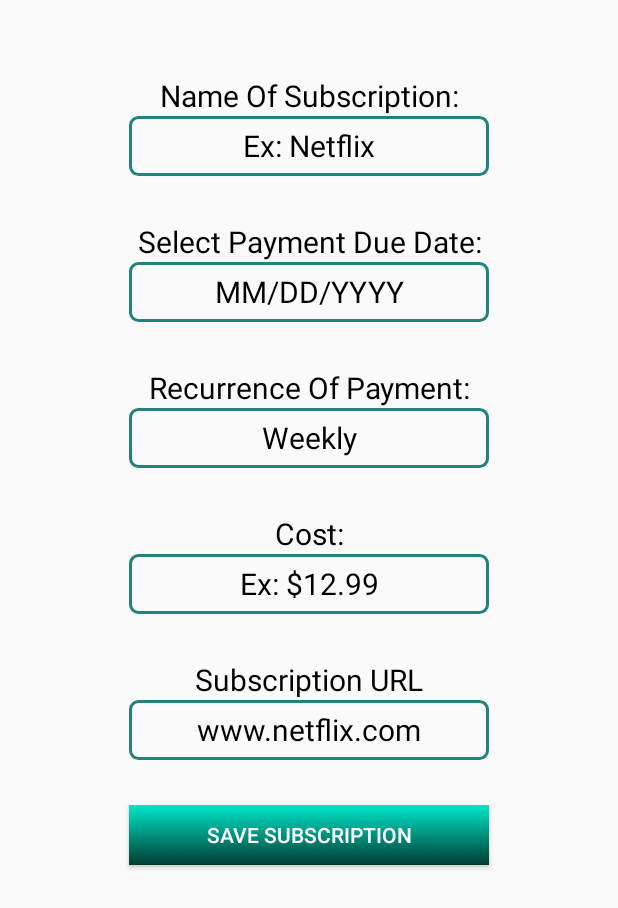
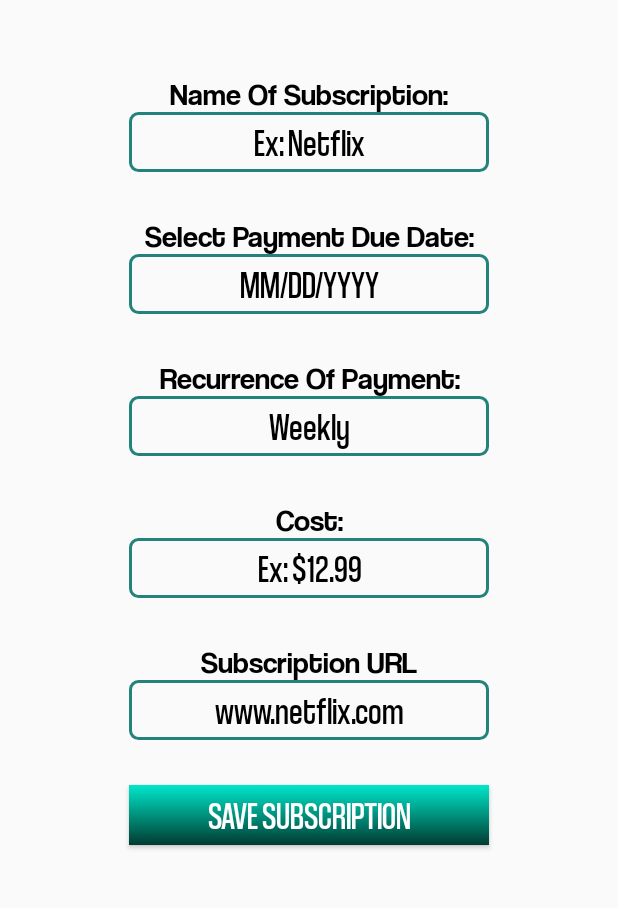
Before and after one commit to c-torres05/SubMerge, an Android app: the Edit screen opened directly, with no data from a screen before it, on a phone screen of 412 x 824 dp. Shown: the top 908 px of the screen. Run offline under Robolectric (Android 15) with nearby library versions, the light colour scheme and no system bars; libraries missing offline, so code that uses them is left out: com.mongodb.client, com.mongodb.lang, com.mongodb.stitch, org.bson, org.bson.codecs and 1 more; 1 statement that could not run was skipped.

Commit message:
New Sprint 3 Branch. Unsubscribe + Font

```diff
--- /dev/null
+++ b/app/src/main/res/font/font.xml
@@ -0,0 +1,19 @@
+<?xml version="1.0" encoding="utf-8"?>
+<font-family xmlns:android="http://schemas.android.com/apk/res/android"
+    xmlns:app="http://schemas.android.com/apk/res-auto">
+    xmlns:app="http://schemas.android.com/apk/res-auto">
+
+    <!-- regular -->
+    <font
+        android:font="@font/coolvetica_rg"
+        android:fontStyle="normal"
+        android:fontWeight="400" />
+
+    <!-- condensed -->
+    <font
+
+        app:font="@font/coolvetica_condensed"
+        app:fontStyle="normal"
+        app:fontWeight="400" />
+
+</font-family>
--- a/app/src/main/res/layout/edit.xml
+++ b/app/src/main/res/layout/edit.xml
@@ -21,6 +21,7 @@
             android:layout_width="240dp"
             android:layout_height="wrap_content"
             android:layout_gravity="center"
+            android:fontFamily="@font/coolvetica_rg"
             android:gravity="center"
             android:text="@string/name"
             android:textColor="@color/text"
@@ -32,11 +33,12 @@
             android:layout_height="40dp"
             android:layout_gravity="center"
             android:background="@drawable/shape"
+            android:fontFamily="@font/coolvetica_condensed"
             android:gravity="center"
             android:hint="@string/example"
             android:importantForAutofill="no"
             android:inputType="textPersonName"
-            android:textSize="20sp" />
+            android:textSize="25sp" />
 
         <Space
             android:layout_width="match_parent"
@@ -48,6 +50,7 @@
             android:layout_width="240dp"
             android:layout_height="wrap_content"
             android:layout_gravity="center"
+            android:fontFamily="@font/coolvetica_rg"
             android:gravity="center"
             android:text="@string/payment"
             android:textColor="@color/text"
@@ -59,10 +62,11 @@
             android:layout_height="40dp"
             android:layout_gravity="center"
             android:background="@drawable/shape"
+            android:fontFamily="@font/coolvetica_condensed"
             android:gravity="center"
             android:text="@string/payment_ex"
             android:textColor="@color/text"
-            android:textSize="20sp" />
+            android:textSize="25sp" />
 
         <Space
             android:layout_width="match_parent"
@@ -74,6 +78,7 @@
             android:layout_width="240dp"
             android:layout_height="wrap_content"
             android:layout_gravity="center"
+            android:fontFamily="@font/coolvetica_rg"
             android:gravity="center"
             android:text="@string/recurrence"
             android:textColor="@color/text"
@@ -98,6 +103,7 @@
             android:layout_width="240dp"
             android:layout_height="wrap_content"
             android:layout_gravity="center"
+            android:fontFamily="@font/coolvetica_rg"
             android:gravity="center"
             android:text="@string/cost"
             android:textColor="@color/text"
@@ -109,11 +115,12 @@
             android:layout_height="40dp"
             android:layout_gravity="center"
             android:background="@drawable/shape"
+            android:fontFamily="@font/coolvetica_condensed"
             android:gravity="center"
             android:hint="@string/cost_ex"
             android:importantForAutofill="no"
             android:inputType="numberDecimal"
-            android:textSize="20sp" />
+            android:textSize="25sp" />
 
         <Space
             android:layout_width="match_parent"
@@ -125,6 +132,7 @@
             android:layout_width="240dp"
             android:layout_height="wrap_content"
             android:layout_gravity="center"
+            android:fontFamily="@font/coolvetica_rg"
             android:gravity="center"
             android:text="@string/url"
             android:textColor="@color/text"
@@ -136,10 +144,11 @@
             android:layout_height="40dp"
             android:layout_gravity="center"
             android:background="@drawable/shape"
+            android:fontFamily="@font/coolvetica_condensed"
             android:gravity="center"
             android:hint="@string/url_ex"
             android:importantForAutofill="no"
-            android:textSize="20sp" />
+            android:textSize="25sp" />
 
         <Space
             android:layout_width="match_parent"
@@ -151,7 +160,9 @@
             android:layout_height="40dp"
             android:layout_gravity="center"
             android:background="@drawable/fade"
+            android:fontFamily="@font/coolvetica_condensed"
             android:text="@string/button"
-            android:textColor="@color/white" />
+            android:textColor="@color/white"
+            android:textSize="25sp" />
     </LinearLayout>
 </RelativeLayout>
--- a/app/src/main/res/layout/edit_spinner.xml
+++ b/app/src/main/res/layout/edit_spinner.xml
@@ -8,11 +8,12 @@
         android:layout_width="240dp"
         android:layout_height="40dp"
         android:layout_gravity="center"
+        android:fontFamily="@font/coolvetica_condensed"
         android:gravity="center"
         android:text="@string/select"
         android:textAlignment="center"
         android:textColor="@color/text"
-        android:textSize="20sp"
+        android:textSize="25sp"
         android:theme="@style/ThemeOverlay.AppCompat.Light" />
 
 </RelativeLayout>
--- a/app/src/main/res/values/styles.xml
+++ b/app/src/main/res/values/styles.xml
@@ -7,6 +7,7 @@
         <item name="colorPrimaryDark">@color/colorPrimaryDark</item>
         <item name="colorAccent">@color/colorAccent</item>
         <item name="android:textColorHint">@color/text</item>
+        <item name="android:fontFamily">@font/font</item>
     </style>
 
 </resources>
```
Also changed, not shown: app/src/main/java/com/example/submerge/interfaces/Unsubscribe.java (added, +22 -0 lines), app/src/main/java/com/example/submerge/interfaces/WebActivity.java (added, +26 -0 lines), app/src/main/res/layout/activity_web.xml (added, +17 -0 lines), app/src/main/res/layout/login.xml (+22 -16 lines), app/src/main/res/layout/main.xml (+11 -8 lines), app/src/main/res/layout/unsubscribe.xml (added, +146 -0 lines), app/src/main/res/font/coolvetica_condensed.ttf (added), app/src/main/res/font/coolvetica_rg.ttf (added).
